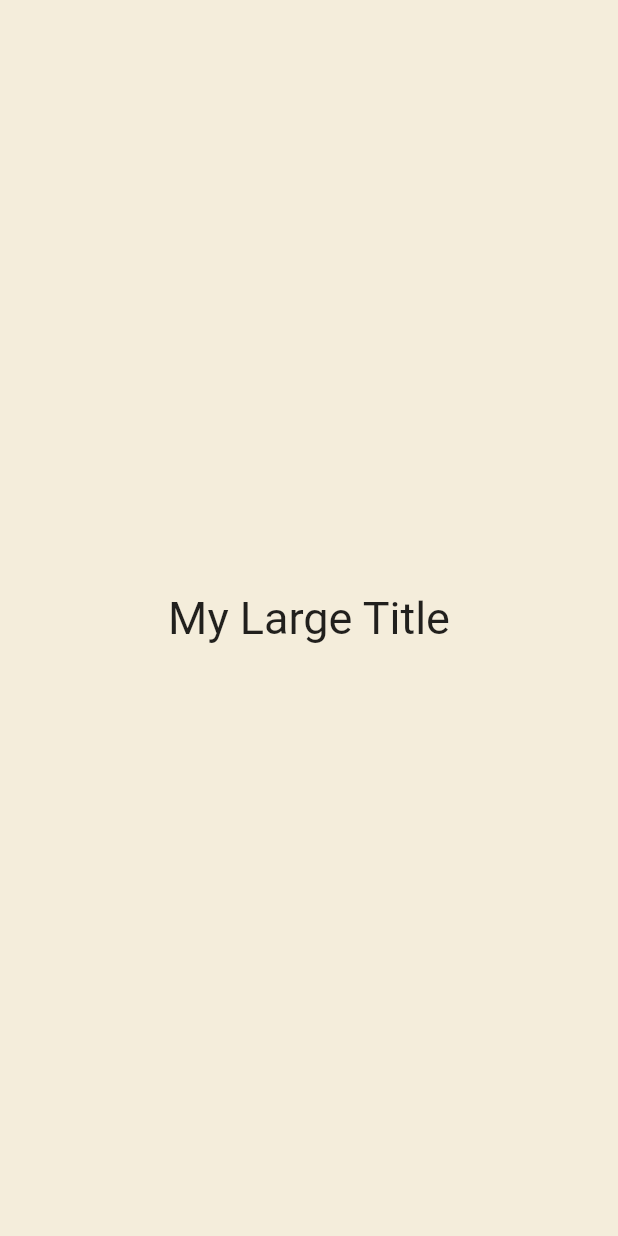
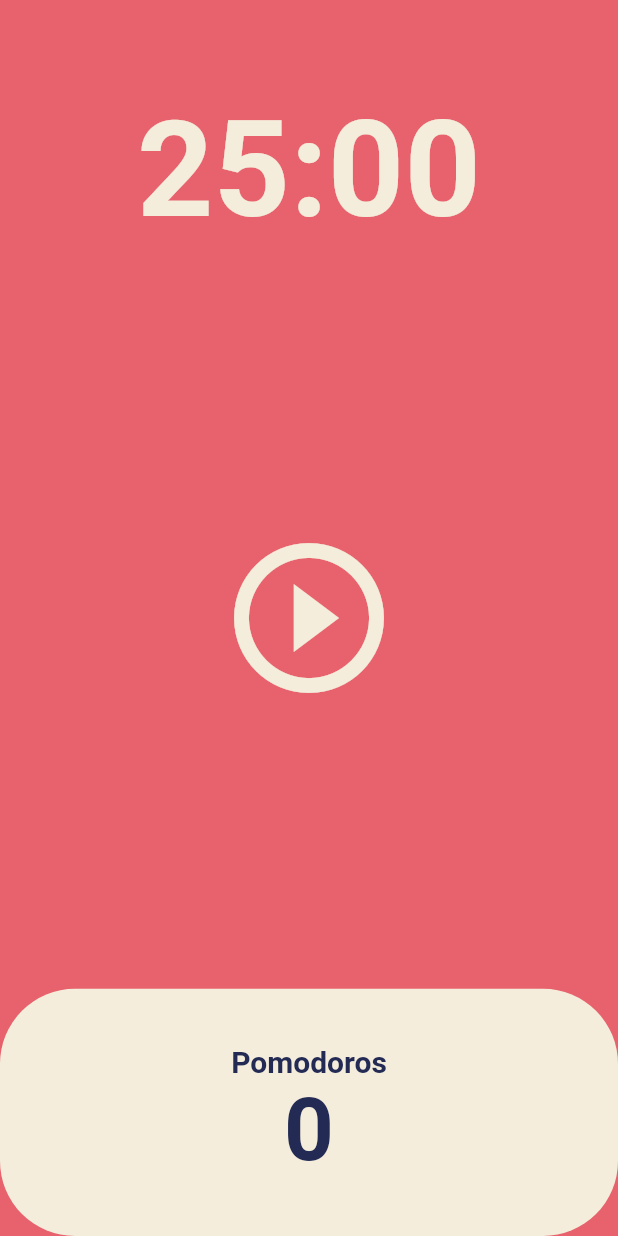
Before and after one commit to lmh0870/toonflix, a Flutter app: the screen it shows after launch, on a phone screen of 412 x 824 dp. Run offline on Flutter 3.47's test engine with Material 2 defaults, Android fonts, the phone set to English and light mode, and no system bars.

Commit message:
Pomodoros

```diff
--- a/lib/main.dart
+++ b/lib/main.dart
@@ -1,25 +1,13 @@
 // ignore_for_file: use_key_in_widget_constructors
 
 import 'package:flutter/material.dart';
+import 'package:toonflix/screens/home_screen.dart';
 
 void main() {
   runApp(App());
 }
 
-class App extends StatefulWidget {
-  @override
-  State<App> createState() => _AppState();
-}
-
-class _AppState extends State<App> {
-  List<int> numbers = [];
-
-  void onClicked() {
-    setState(() {
-      numbers.add(numbers.length);
-    });
-  }
-
+class App extends StatelessWidget {
   @override
   Widget build(BuildContext context) {
     return MaterialApp(
@@ -32,31 +20,7 @@ class _AppState extends State<App> {
         ),
         cardColor: const Color(0xFFF4EDDB),
       ),
-      home: Scaffold(
-        backgroundColor: const Color(0xFFF4EDDB),
-        body: Center(
-          child: Column(
-            mainAxisAlignment: MainAxisAlignment.center,
-            children: const [
-              MyLargeTitle(),
-            ],
-          ),
-        ),
-      ),
+      home: const HomeScreen(),
     );
   }
 }
-
-class MyLargeTitle extends StatelessWidget {
-  const MyLargeTitle({
-    Key? key,
-  }) : super(key: key);
-
-  @override
-  Widget build(BuildContext context) {
-    return const Text(
-      'My Large Title',
-      style: TextStyle(fontSize: 30),
-    );
-  }
-}
--- /dev/null
+++ b/lib/screens/home_screen.dart
@@ -0,0 +1,129 @@
+import 'dart:async';
+
+import 'package:flutter/material.dart';
+
+class HomeScreen extends StatefulWidget {
+  const HomeScreen({super.key});
+
+  @override
+  State<HomeScreen> createState() => _HomeScreenState();
+}
+
+class _HomeScreenState extends State<HomeScreen> {
+  static const twentyFiveMinutes = 1500;
+  int totalSeconds = twentyFiveMinutes;
+  bool isRunning = false;
+  int totalPomodoros = 0;
+  late Timer timer;
+
+  void onTick(Timer timer) {
+    if (totalSeconds == 0) {
+      setState(() {
+        totalPomodoros = totalPomodoros + 1;
+        isRunning = false;
+        totalSeconds = twentyFiveMinutes;
+      });
+      timer.cancel();
+    } else {
+      setState(() {
+        totalSeconds = totalSeconds - 1;
+      });
+    }
+  }
+
+  void onStartPressed() {
+    timer = Timer.periodic(
+      const Duration(seconds: 1),
+      onTick,
+    );
+    setState(() {
+      isRunning = true;
+    });
+  }
+
+  void onPausePressed() {
+    timer.cancel();
+    setState(() {
+      isRunning = false;
+    });
+  }
+
+  String format(int seconds) {
+    var duration = Duration(seconds: seconds);
+    return duration.toString().split(".").first.substring(2, 7);
+  }
+
+  @override
+  Widget build(BuildContext context) {
+    return Scaffold(
+      backgroundColor: Theme.of(context).backgroundColor,
+      body: Column(
+        children: [
+          Flexible(
+            flex: 1,
+            child: Container(
+              alignment: Alignment.bottomCenter,
+              child: Text(
+                format(totalSeconds),
+                style: TextStyle(
+                  color: Theme.of(context).cardColor,
+                  fontSize: 89,
+                  fontWeight: FontWeight.w600,
+                ),
+              ),
+            ),
+          ),
+          Flexible(
+            flex: 3,
+            child: Center(
+              child: IconButton(
+                iconSize: 120,
+                color: Theme.of(context).cardColor,
+                onPressed: isRunning ? onPausePressed : onStartPressed,
+                icon: Icon(isRunning
+                    ? Icons.pause_circle_outline
+                    : Icons.play_circle_outline),
+              ),
+            ),
+          ),
+          Flexible(
+            flex: 1,
+            child: Row(
+              children: [
+                Expanded(
+                  child: Container(
+                    decoration: BoxDecoration(
+                      color: Theme.of(context).cardColor,
+                      borderRadius: BorderRadius.circular(50),
+                    ),
+                    child: Column(
+                      mainAxisAlignment: MainAxisAlignment.center,
+                      children: [
+                        Text(
+                          'Pomodoros',
+                          style: TextStyle(
+                            fontSize: 20,
+                            fontWeight: FontWeight.w600,
+                            color: Theme.of(context).textTheme.headline1!.color,
+                          ),
+                        ),
+                        Text(
+                          '$totalPomodoros',
+                          style: TextStyle(
+                            fontSize: 58,
+                            fontWeight: FontWeight.w600,
+                            color: Theme.of(context).textTheme.headline1!.color,
+                          ),
+                        ),
+                      ],
+                    ),
+                  ),
+                ),
+              ],
+            ),
+          )
+        ],
+      ),
+    );
+  }
+}
```
Also changed, not shown: lib/screens/home_screen copy.dart (added, +129 -0 lines).
